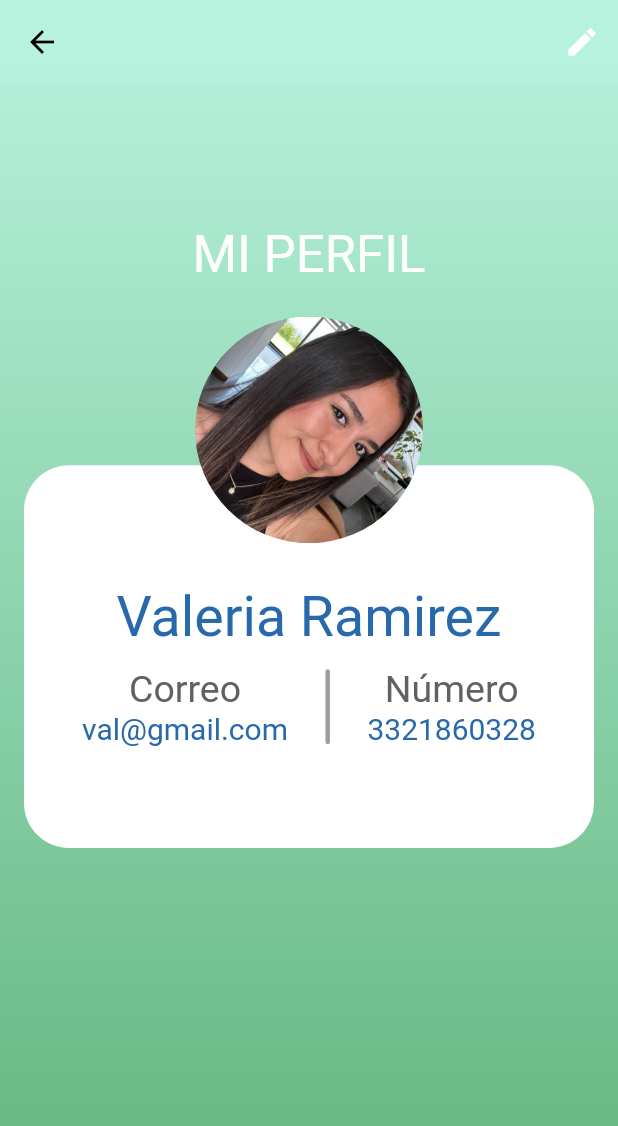
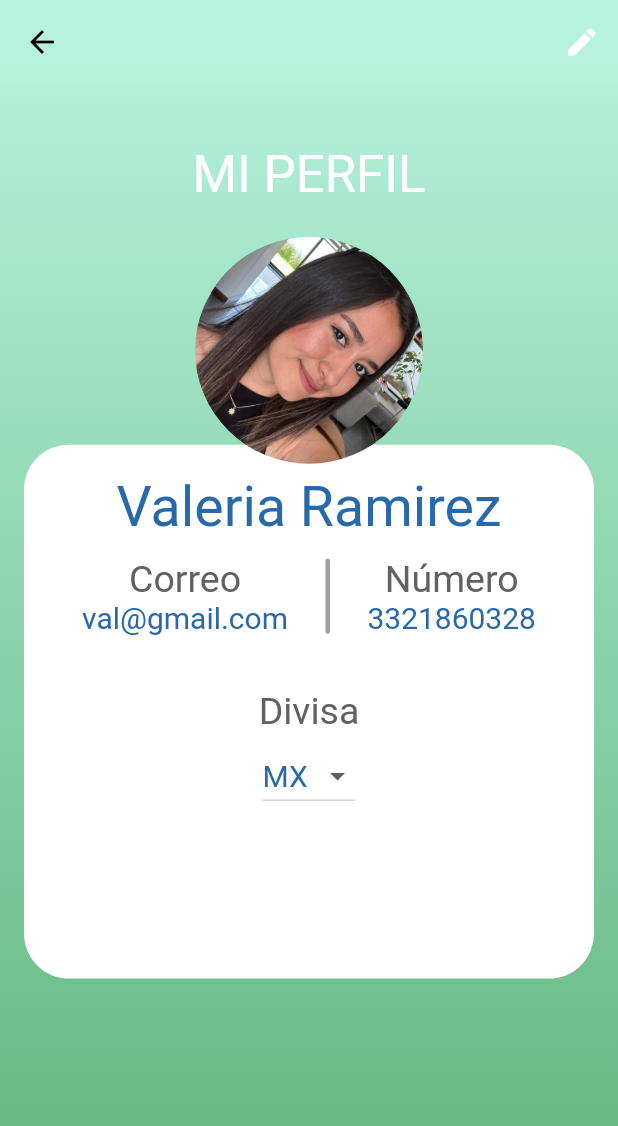
Before and after one commit to valrmzl/ProyectoMovilesVNS, a Flutter app: the screen it shows after launch, in the side drawer, after a tap on "Configuracion", on a phone screen of 412 x 824 dp. Shown: the top 1126 px of the screen. Run offline on Flutter 3.47's test engine with Material 2 defaults, Android fonts, the phone set to English and light mode, and no system bars; our stand-ins replace carousel_slider, flutter_vector_icons, table_calendar; network calls fail; Roboto replaces fonts that are missing (Nisebuschgardens, Nunito).

Commit message:
[Update] Divisa lista

```diff
--- a/lib/Screens/NavBar.dart
+++ b/lib/Screens/NavBar.dart
@@ -51,18 +51,13 @@ class _NavBarState extends State<NavBar> {
           title: Text("Configuracion"),
           onTap: () {
             Navigator.of(context).push(MaterialPageRoute(
-              builder: (context) => ProfileScreen(), // Reemplaza 'Configuraciones' con el nombre correcto de tu página.
+              builder: (context) => ProfileScreen(),
             ));
           },
 
 
         ),
-        ListTile(
-          leading: Icon(Icons.currency_exchange),
-          title: Text("Divisa"),
-          onTap: (){},
 
-        ),
         ListTile(
   leading: Icon(Icons.lightbulb_sharp),
   title: Text("Modo Oscuro"),
--- a/lib/Screens/profile.dart
+++ b/lib/Screens/profile.dart
@@ -18,6 +18,10 @@ class _ProfileScreenState extends State<ProfileScreen> {
   TextEditingController _nameController = TextEditingController();
   TextEditingController _emailController = TextEditingController();
   TextEditingController _phoneNumberController = TextEditingController();
+
+  // Variables para el menú desplegable de divisas
+  List<String> _currencies = ['USD', 'EUR', 'JPY', 'MX'];
+  String _selectedCurrency = 'MX';
 
   // Método para mostrar el cuadro de diálogo de edición
   Future<void> _showEditDialog() async {
@@ -95,7 +99,6 @@ class _ProfileScreenState extends State<ProfileScreen> {
               color: Colors.black,
             ),
             actions: [
-
               IconButton(
                 icon: Icon(
                   Icons.edit,
@@ -109,7 +112,7 @@ class _ProfileScreenState extends State<ProfileScreen> {
           body: SingleChildScrollView(
             physics: BouncingScrollPhysics(),
             child: Padding(
-              padding: const EdgeInsets.symmetric(horizontal: 16, vertical: 73),
+              padding: const EdgeInsets.symmetric(horizontal: 16, vertical: 20),
               child: Column(
                 children: [
                   const SizedBox(
@@ -128,7 +131,7 @@ class _ProfileScreenState extends State<ProfileScreen> {
                     height: 22,
                   ),
                   Container(
-                    height: height * 0.43,
+                    height: height * 0.6,
                     child: LayoutBuilder(
                       builder: (context, constraints) {
                         double innerHeight = constraints.maxHeight;
@@ -150,7 +153,7 @@ class _ProfileScreenState extends State<ProfileScreen> {
                                 child: Column(
                                   children: [
                                     const SizedBox(
-                                      height: 80,
+                                      height: 20,
                                     ),
                                     Text(
                                       _name,
@@ -164,8 +167,7 @@ class _ProfileScreenState extends State<ProfileScreen> {
                                       height: 5,
                                     ),
                                     Row(
-                                      mainAxisAlignment:
-                                          MainAxisAlignment.center,
+                                      mainAxisAlignment: MainAxisAlignment.center,
                                       children: [
                                         Column(
                                           children: [
@@ -180,8 +182,7 @@ class _ProfileScreenState extends State<ProfileScreen> {
                                             Text(
                                               _email,
                                               style: TextStyle(
-                                                color: Color.fromRGBO(
-                                                    39, 105, 171, 1),
+                                                color: Color.fromRGBO(39, 105, 171, 1),
                                                 fontFamily: 'Nunito',
                                                 fontSize: 20,
                                               ),
@@ -197,8 +198,7 @@ class _ProfileScreenState extends State<ProfileScreen> {
                                             height: 50,
                                             width: 3,
                                             decoration: BoxDecoration(
-                                              borderRadius:
-                                                  BorderRadius.circular(100),
+                                              borderRadius: BorderRadius.circular(100),
                                               color: Colors.grey,
                                             ),
                                           ),
@@ -216,8 +216,7 @@ class _ProfileScreenState extends State<ProfileScreen> {
                                             Text(
                                               _phoneNumber,
                                               style: TextStyle(
-                                                color: Color.fromRGBO(
-                                                    39, 105, 171, 1),
+                                                color: Color.fromRGBO(39, 105, 171, 1),
                                                 fontFamily: 'Nunito',
                                                 fontSize: 20,
                                               ),
@@ -225,7 +224,53 @@ class _ProfileScreenState extends State<ProfileScreen> {
                                           ],
                                         ),
                                       ],
-                                    )
+                                    ),
+
+                                    // Agregar el segundo Container con el menú desplegable
+                                    Container(
+                                      height: 100,
+                                      width: double.infinity,
+                                      margin: EdgeInsets.only(top: 20),
+                                      decoration: BoxDecoration(
+                                        borderRadius: BorderRadius.circular(20),
+                                        color: Colors.white,
+                                      ),
+                                      child: Column(
+                                        mainAxisAlignment: MainAxisAlignment.center,
+                                        children: [
+                                          Text(
+                                            'Divisa',
+                                            style: TextStyle(
+                                              color: Colors.grey[700],
+                                              fontFamily: 'Nunito',
+                                              fontSize: 25,
+                                            ),
+                                          ),
+                                          SizedBox(height: 5),
+                                          DropdownButton<String?>(
+                                            value: _selectedCurrency,
+                                            items: _currencies.map((String currency) {
+                                              return DropdownMenuItem<String?>(
+                                                value: currency,
+                                                child: Text(
+                                                  currency,
+                                                  style: TextStyle(
+                                                    color: Color.fromRGBO(39, 105, 171, 1),
+                                                    fontFamily: 'Nunito',
+                                                    fontSize: 20,
+                                                  ),
+                                                ),
+                                              );
+                                            }).toList(),
+                                            onChanged: (String? newValue) {
+                                              setState(() {
+                                                _selectedCurrency = newValue ?? '';
+                                              });
+                                            },
+                                          ),
+                                        ],
+                                      ),
+                                    ),
                                   ],
                                 ),
                               ),
```
